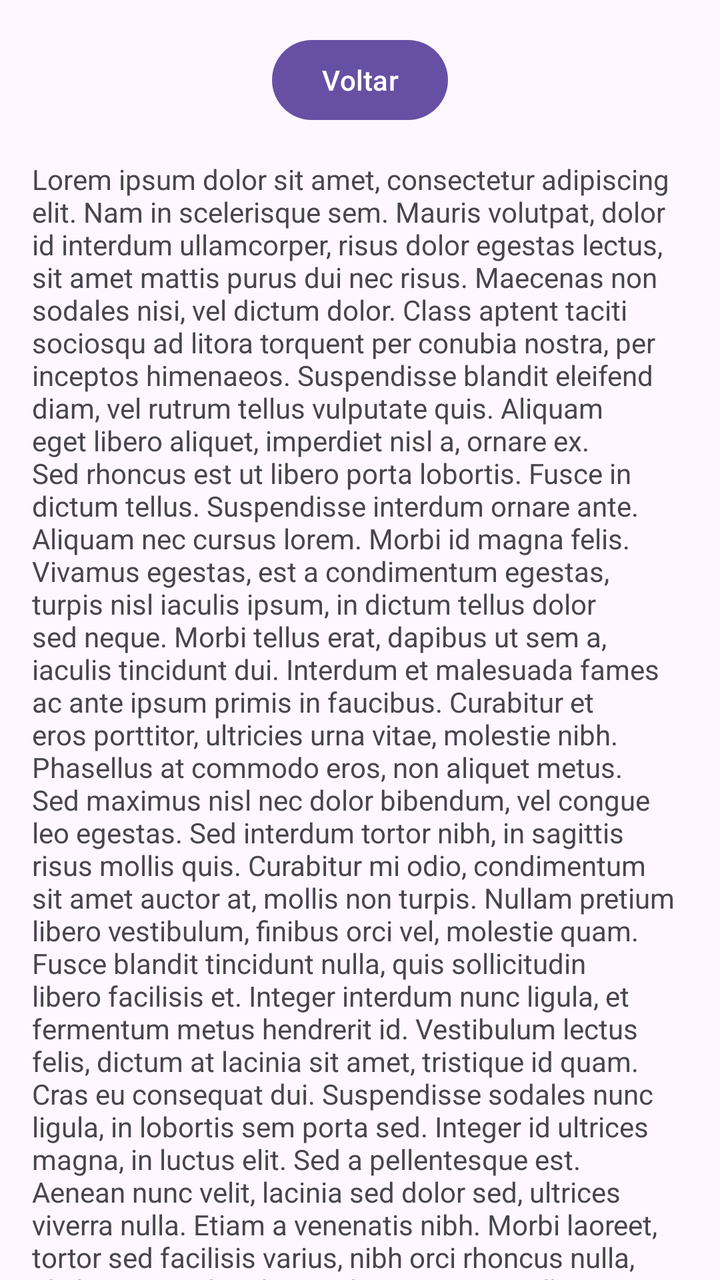
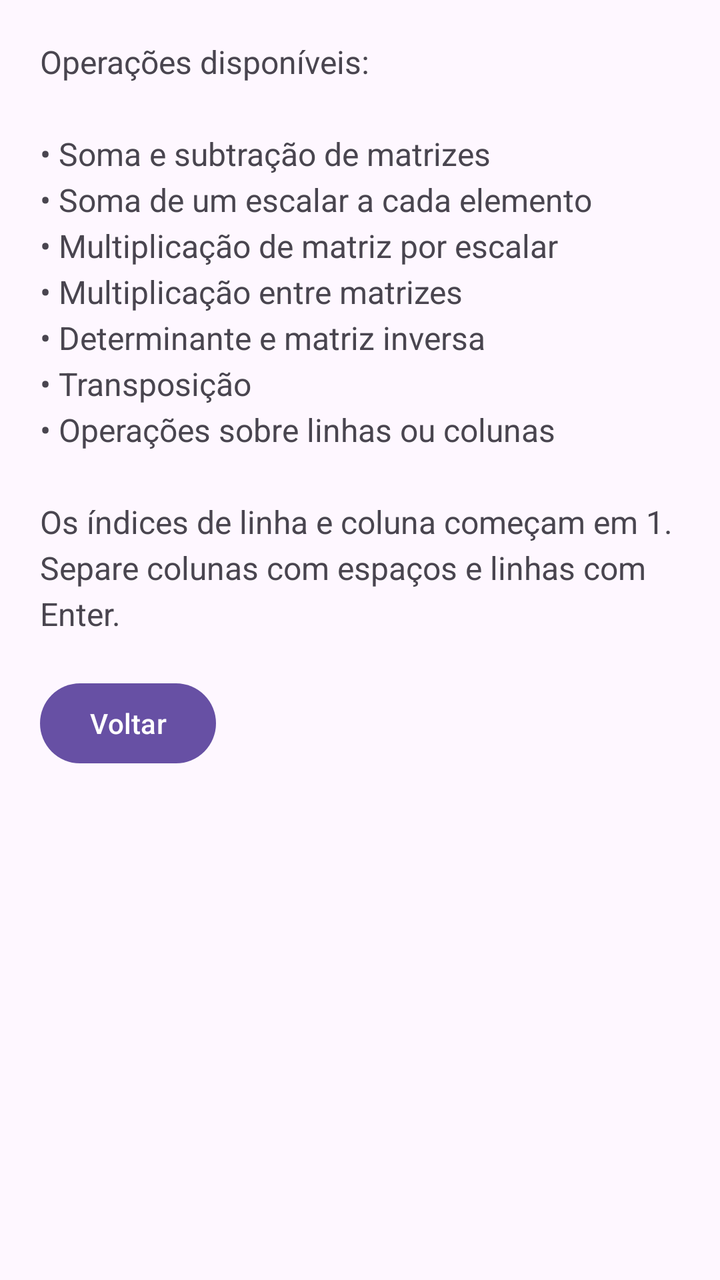

Two renders of the same Android screen: before a commit and after it. Below are the layout's source before the change and the commit's diff.
<!-- AndroidManifest.xml: application theme Theme.com.example.calculadoradematrizes -->
<!-- res/layout/fragment_second.xml -->
<?xml version="1.0" encoding="utf-8"?>
<androidx.core.widget.NestedScrollView xmlns:android="http://schemas.android.com/apk/res/android"
    xmlns:app="http://schemas.android.com/apk/res-auto"
    xmlns:tools="http://schemas.android.com/tools"
    android:layout_width="match_parent"
    android:layout_height="match_parent"
    tools:context=".SecondFragment">

    <androidx.constraintlayout.widget.ConstraintLayout
        android:layout_width="match_parent"
        android:layout_height="match_parent"
        android:padding="16dp">

        <Button
            android:id="@+id/button_second"
            android:layout_width="wrap_content"
            android:layout_height="wrap_content"
            android:text="@string/anterior"
            app:layout_constraintBottom_toTopOf="@id/textview_second"
            app:layout_constraintEnd_toEndOf="parent"
            app:layout_constraintStart_toStartOf="parent"
            app:layout_constraintTop_toTopOf="parent" />

        <TextView
            android:id="@+id/textview_second"
            android:layout_width="wrap_content"
            android:layout_height="wrap_content"
            android:layout_marginTop="16dp"
            android:text="@string/lorem_ipsum"
            app:layout_constraintBottom_toBottomOf="parent"
            app:layout_constraintEnd_toEndOf="parent"
            app:layout_constraintStart_toStartOf="parent"
            app:layout_constraintTop_toBottomOf="@id/button_second" />
    </androidx.constraintlayout.widget.ConstraintLayout>
</androidx.core.widget.NestedScrollView>
<!-- resources referenced by this layout -->
<resources>
  <string name="anterior">Voltar</string>
  <string name="lorem_ipsum">
          Lorem ipsum dolor sit amet, consectetur adipiscing elit. Nam in scelerisque sem. Mauris
          volutpat, dolor id interdum ullamcorper, risus dolor egestas lectus, sit amet mattis purus
          dui nec risus. Maecenas non sodales nisi, vel dictum dolor. Class aptent taciti sociosqu ad
          litora torquent per conubia nostra, per inceptos himenaeos. Suspendisse blandit eleifend
          diam, vel rutrum tellus vulputate quis. Aliquam eget libero aliquet, imperdiet nisl a,
          ornare ex. Sed rhoncus est ut libero porta lobortis. Fusce in dictum tellus.
  
  
          Suspendisse interdum ornare ante. Aliquam nec cursus lorem. Morbi id magna felis. Vivamus
          egestas, est a condimentum egestas, turpis nisl iaculis ipsum, in dictum tellus dolor sed
          neque. Morbi tellus erat, dapibus ut sem a, iaculis tincidunt dui. Interdum et malesuada
          fames ac ante ipsum primis in faucibus. Curabitur et eros porttitor, ultricies urna vitae,
          molestie nibh. Phasellus at commodo eros, non aliquet metus. Sed maximus nisl nec dolor
          bibendum, vel congue leo egestas.
  
  
          Sed interdum tortor nibh, in sagittis risus mollis quis. Curabitur mi odio, condimentum sit
          amet auctor at, mollis non turpis. Nullam pretium libero vestibulum, finibus orci vel,
          molestie quam. Fusce blandit tincidunt nulla, quis sollicitudin libero facilisis et. Integer
          interdum nunc ligula, et fermentum metus hendrerit id. Vestibulum lectus felis, dictum at
          lacinia sit amet, tristique id quam. Cras eu consequat dui. Suspendisse sodales nunc ligula,
          in lobortis sem porta sed. Integer id ultrices magna, in luctus elit. Sed a pellentesque
          est.
  
  
          Aenean nunc velit, lacinia sed dolor sed, ultrices viverra nulla. Etiam a venenatis nibh.
          Morbi laoreet, tortor sed facilisis varius, nibh orci rhoncus nulla, id elementum leo dui
          non lorem. Nam mollis ipsum quis auctor varius. Quisque elementum eu libero sed commodo. In
          eros nisl, imperdiet vel imperdiet et, scelerisque a mauris. Pellentesque varius ex nunc,
          quis imperdiet eros placerat ac. Duis finibus orci et est auctor tincidunt. Sed non viverra
          ipsum. Nunc quis augue egestas, cursus lorem at, molestie sem. Morbi a consectetur ipsum, a
          placerat diam. Etiam vulputate dignissim convallis. Integer faucibus mauris sit amet finibus
          convallis.
  
  
          Phasellus in aliquet mi. Pellentesque habitant morbi tristique senectus et netus et
          malesuada fames ac turpis egestas. In volutpat arcu ut felis sagittis, in finibus massa
          gravida. Pellentesque id tellus orci. Integer dictum, lorem sed efficitur ullamcorper,
          libero justo consectetur ipsum, in mollis nisl ex sed nisl. Donec maximus ullamcorper
          sodales. Praesent bibendum rhoncus tellus nec feugiat. In a ornare nulla. Donec rhoncus
          libero vel nunc consequat, quis tincidunt nisl eleifend. Cras bibendum enim a justo luctus
          vestibulum. Fusce dictum libero quis erat maximus, vitae volutpat diam dignissim.
      </string>
  <style name="Theme.com.example.calculadoradematrizes" parent="Base.Theme.com.example.calculadoradematrizes" />
  <style name="Base.Theme.com.example.calculadoradematrizes" parent="Theme.Material3.DayNight.NoActionBar">
          
          
      </style>
</resources>

<!-- the commit's change to res/layout/fragment_second.xml (unified diff, before → after) -->
@@ -5,31 +5,28 @@
     android:layout_width="match_parent"
     android:layout_height="match_parent"
     tools:context=".SecondFragment">
-
     <androidx.constraintlayout.widget.ConstraintLayout
         android:layout_width="match_parent"
-        android:layout_height="match_parent"
-        android:padding="16dp">
-
+        android:layout_height="wrap_content"
+        android:padding="20dp">
+        <TextView
+            android:id="@+id/textview_second"
+            android:layout_width="0dp"
+            android:layout_height="wrap_content"
+            android:text="@string/lorem_ipsum"
+            android:textSize="16sp"
+            android:lineSpacingExtra="4dp"
+            app:layout_constraintTop_toTopOf="parent"
+            app:layout_constraintStart_toStartOf="parent"
+            app:layout_constraintEnd_toEndOf="parent" />
         <Button
             android:id="@+id/button_second"
             android:layout_width="wrap_content"
             android:layout_height="wrap_content"
+            android:layout_marginTop="20dp"
             android:text="@string/anterior"
-            app:layout_constraintBottom_toTopOf="@id/textview_second"
-            app:layout_constraintEnd_toEndOf="parent"
+            app:layout_constraintTop_toBottomOf="@id/textview_second"
             app:layout_constraintStart_toStartOf="parent"
-            app:layout_constraintTop_toTopOf="parent" />
-
-        <TextView
-            android:id="@+id/textview_second"
-            android:layout_width="wrap_content"
-            android:layout_height="wrap_content"
-            android:layout_marginTop="16dp"
-            android:text="@string/lorem_ipsum"
-            app:layout_constraintBottom_toBottomOf="parent"
-            app:layout_constraintEnd_toEndOf="parent"
-            app:layout_constraintStart_toStartOf="parent"
-            app:layout_constraintTop_toBottomOf="@id/button_second" />
+            app:layout_constraintBottom_toBottomOf="parent" />
     </androidx.constraintlayout.widget.ConstraintLayout>
 </androidx.core.widget.NestedScrollView>
<!-- resource entries referenced after the edit -->
@@ -1,50 +1,7 @@
 <!-- resources referenced by this layout -->
 <resources>
   <string name="anterior">Voltar</string>
-  <string name="lorem_ipsum">
-          Lorem ipsum dolor sit amet, consectetur adipiscing elit. Nam in scelerisque sem. Mauris
-          volutpat, dolor id interdum ullamcorper, risus dolor egestas lectus, sit amet mattis purus
-          dui nec risus. Maecenas non sodales nisi, vel dictum dolor. Class aptent taciti sociosqu ad
-          litora torquent per conubia nostra, per inceptos himenaeos. Suspendisse blandit eleifend
-          diam, vel rutrum tellus vulputate quis. Aliquam eget libero aliquet, imperdiet nisl a,
-          ornare ex. Sed rhoncus est ut libero porta lobortis. Fusce in dictum tellus.
-  
-  
-          Suspendisse interdum ornare ante. Aliquam nec cursus lorem. Morbi id magna felis. Vivamus
-          egestas, est a condimentum egestas, turpis nisl iaculis ipsum, in dictum tellus dolor sed
-          neque. Morbi tellus erat, dapibus ut sem a, iaculis tincidunt dui. Interdum et malesuada
-          fames ac ante ipsum primis in faucibus. Curabitur et eros porttitor, ultricies urna vitae,
-          molestie nibh. Phasellus at commodo eros, non aliquet metus. Sed maximus nisl nec dolor
-          bibendum, vel congue leo egestas.
-  
-  
-          Sed interdum tortor nibh, in sagittis risus mollis quis. Curabitur mi odio, condimentum sit
-          amet auctor at, mollis non turpis. Nullam pretium libero vestibulum, finibus orci vel,
-          molestie quam. Fusce blandit tincidunt nulla, quis sollicitudin libero facilisis et. Integer
-          interdum nunc ligula, et fermentum metus hendrerit id. Vestibulum lectus felis, dictum at
-          lacinia sit amet, tristique id quam. Cras eu consequat dui. Suspendisse sodales nunc ligula,
-          in lobortis sem porta sed. Integer id ultrices magna, in luctus elit. Sed a pellentesque
-          est.
-  
-  
-          Aenean nunc velit, lacinia sed dolor sed, ultrices viverra nulla. Etiam a venenatis nibh.
-          Morbi laoreet, tortor sed facilisis varius, nibh orci rhoncus nulla, id elementum leo dui
-          non lorem. Nam mollis ipsum quis auctor varius. Quisque elementum eu libero sed commodo. In
-          eros nisl, imperdiet vel imperdiet et, scelerisque a mauris. Pellentesque varius ex nunc,
-          quis imperdiet eros placerat ac. Duis finibus orci et est auctor tincidunt. Sed non viverra
-          ipsum. Nunc quis augue egestas, cursus lorem at, molestie sem. Morbi a consectetur ipsum, a
-          placerat diam. Etiam vulputate dignissim convallis. Integer faucibus mauris sit amet finibus
-          convallis.
-  
-  
-          Phasellus in aliquet mi. Pellentesque habitant morbi tristique senectus et netus et
-          malesuada fames ac turpis egestas. In volutpat arcu ut felis sagittis, in finibus massa
-          gravida. Pellentesque id tellus orci. Integer dictum, lorem sed efficitur ullamcorper,
-          libero justo consectetur ipsum, in mollis nisl ex sed nisl. Donec maximus ullamcorper
-          sodales. Praesent bibendum rhoncus tellus nec feugiat. In a ornare nulla. Donec rhoncus
-          libero vel nunc consequat, quis tincidunt nisl eleifend. Cras bibendum enim a justo luctus
-          vestibulum. Fusce dictum libero quis erat maximus, vitae volutpat diam dignissim.
-      </string>
+  <string name="lorem_ipsum">Operações disponíveis:\n\n• Soma e subtração de matrizes\n• Soma de um escalar a cada elemento\n• Multiplicação de matriz por escalar\n• Multiplicação entre matrizes\n• Determinante e matriz inversa\n• Transposição\n• Operações sobre linhas ou colunas\n\nOs índices de linha e coluna começam em 1. Separe colunas com espaços e linhas com Enter.</string>
   <style name="Theme.com.example.calculadoradematrizes" parent="Base.Theme.com.example.calculadoradematrizes" />
   <style name="Base.Theme.com.example.calculadoradematrizes" parent="Theme.Material3.DayNight.NoActionBar">
           
